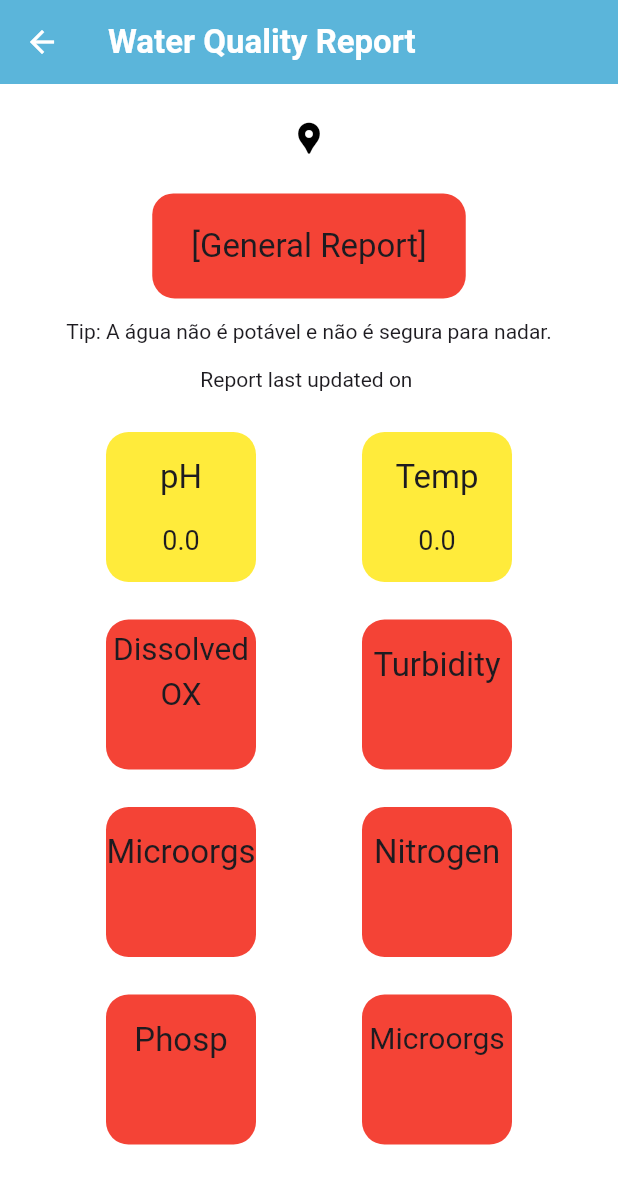
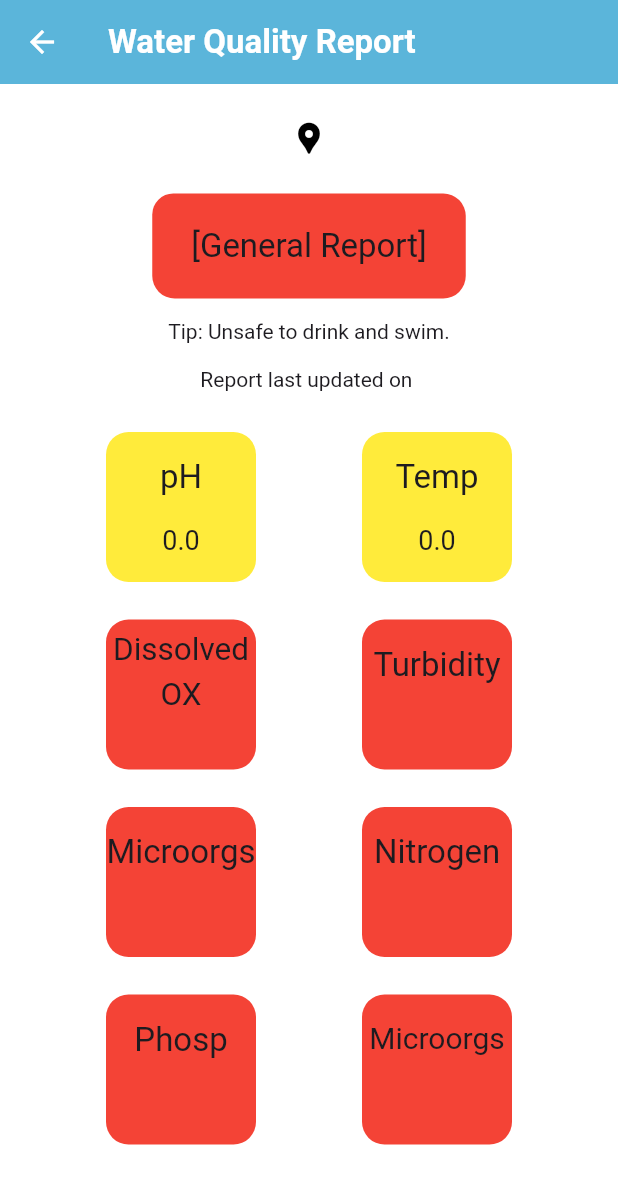
Before and after one commit to FEUP-LEIC-ES-2023-24/2LEIC03T3, a Flutter app: the WaterReportScreen screen opened directly with empty values, on a phone screen of 412 x 824 dp. Shown: the top 1184 px of the screen. Run offline on Flutter 3.47's test engine with Material 3 defaults, Android fonts, the phone set to English and light mode, and no system bars; our stand-ins replace cloud_firestore, firebase_core, google_maps_flutter, location; accounts and stored records are empty; Roboto replaces fonts that are missing (Poppins, Readex Pro).

Commit message:
updated database + minor changes and details added to report screen

```diff
--- a/lib/firebase_parse.dart
+++ b/lib/firebase_parse.dart
@@ -37,7 +37,7 @@ Future<List<WaterResource>> getAllWaterResources() async {
   return querySnapshot.docs.map((doc) {
     Map<String, dynamic> data = doc.data() as Map<String, dynamic>;
     return WaterResource(
-      location: doc.id,
+      location: data['location'],
       ph: data['ph'],
       temperature: data['temperature'],
       bacteriaLevels: data['bacteria_levels'],
--- a/lib/screens/WaterReport.dart
+++ b/lib/screens/WaterReport.dart
@@ -614,9 +614,9 @@ Color getOxygenColor(String oxygen) {
 }
 
 Color getTurbidityColor(String turbidity) {
-  if (turbidity == 'Baixa') {
+  if (turbidity == 'Low') {
     return Colors.green;
-  } else if (turbidity == 'Moderada') {
+  } else if (turbidity == 'Moderate') {
     return Colors.yellow;
   } else {
     return Colors.red;
@@ -624,9 +624,9 @@ Color getTurbidityColor(String turbidity) {
 }
 
 Color getBacteriaColor(String bacteria) {
-  if (bacteria == 'Baixos') {
+  if (bacteria == 'Low') {
     return Colors.green;
-  } else if (bacteria == 'Moderados') {
+  } else if (bacteria == 'Moderate') {
     return Colors.yellow;
   } else {
     return Colors.red;
@@ -675,15 +675,14 @@ Color getGeneralReportColor(WaterResource resource) {
   }
 }
 
-
 String getTip(WaterResource resource) {
   if (resource.potable && resource.swimmingSuitable) {
-    return 'A água é potável e segura para nadar.';
+    return 'Safe to drink and swim.';
   } else if (resource.potable && !resource.swimmingSuitable) {
-    return 'A água é potável, mas não é segura para nadar.';
+    return 'Safe to drink but unsafe to swim.';
   } else if (!resource.potable && resource.swimmingSuitable) {
-    return 'A água não é potável, mas é segura para nadar.';
+    return 'Unsafe to drink but safe to swim.';
   } else {
-    return 'A água não é potável e não é segura para nadar.';
+    return 'Unsafe to drink and swim.';
   }
 }
```
